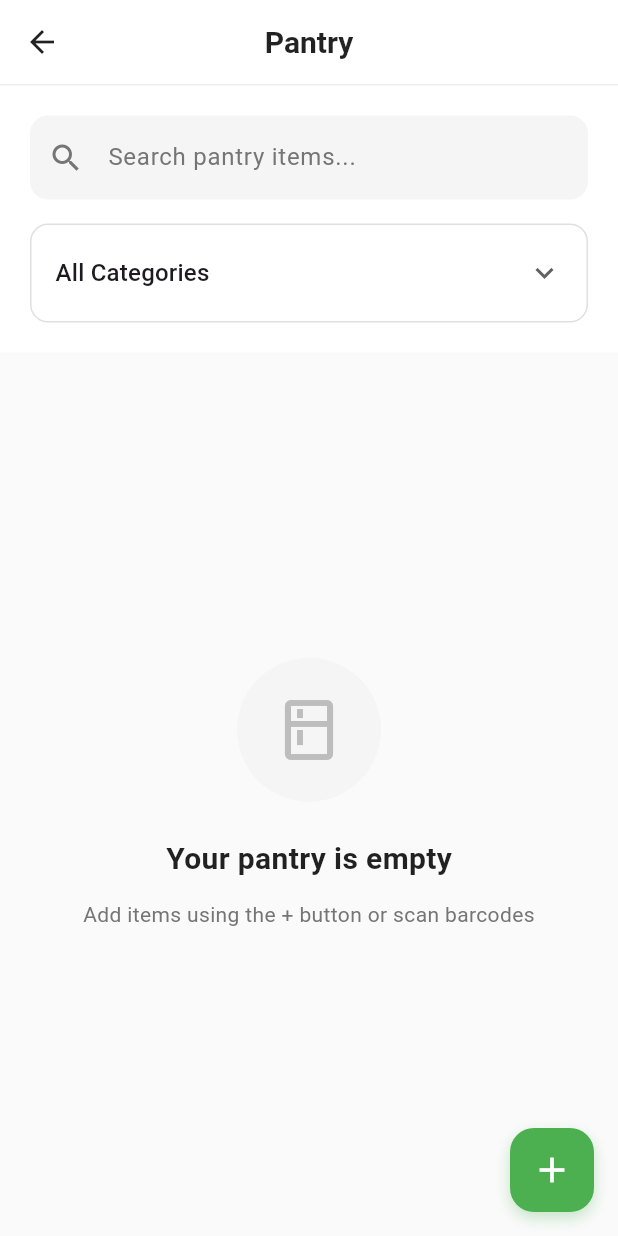
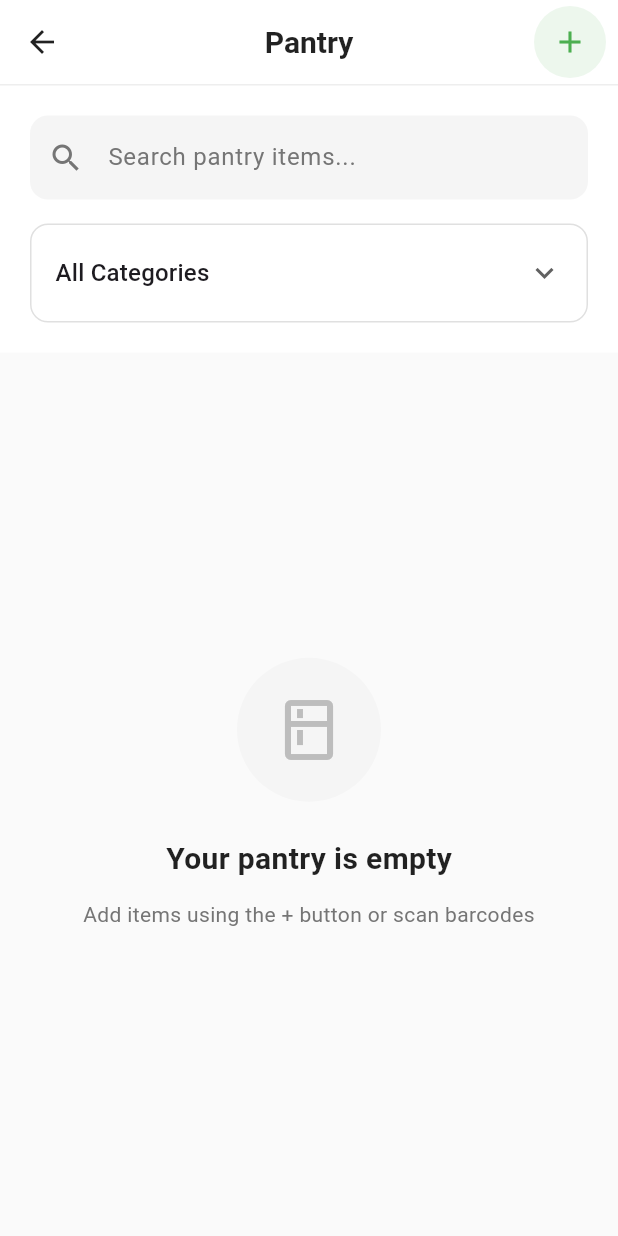
Before and after one commit to KCUkeka/grubypro, a Flutter app: the PantryScreen screen opened directly, on a phone screen of 412 x 824 dp. Run offline on Flutter 3.47's test engine with Material 3 defaults, Android fonts, the phone set to English and light mode, and no system bars; our stand-ins replace csv, flutter_dotenv, permission_handler, sqflite, supabase_flutter; accounts and stored records are empty.

Commit message:
relocated add button

```diff
--- a/lib/screens/gruby/pantry_screen.dart
+++ b/lib/screens/gruby/pantry_screen.dart
@@ -26,7 +26,7 @@ class _PantryScreenState extends State<PantryScreen> {
     'Meat',
     'Dry Goods',
     'Baking',
-    'Other'
+    'Other',
   ];
 
   @override
@@ -572,11 +572,18 @@ class _PantryScreenState extends State<PantryScreen> {
         elevation: 0,
         centerTitle: true,
         actions: [
+          // Add Item button
           Container(
             margin: const EdgeInsets.only(right: 8),
             decoration: BoxDecoration(
               color: const Color(0xFF4CAF50).withOpacity(0.1),
               shape: BoxShape.circle,
+            ),
+            child: IconButton(
+              icon: const Icon(Icons.add),
+              color: const Color(0xFF4CAF50),
+              onPressed: _showAddItemDialog,
+              tooltip: 'Add Pantry Item',
             ),
           ),
         ],
@@ -690,25 +697,6 @@ class _PantryScreenState extends State<PantryScreen> {
                       ),
             ),
           ],
-        ),
-      ),
-      floatingActionButton: Container(
-        decoration: BoxDecoration(
-          color: const Color(0xFF4CAF50),
-          borderRadius: BorderRadius.circular(16),
-          boxShadow: [
-            BoxShadow(
-              color: const Color(0xFF4CAF50).withOpacity(0.3),
-              blurRadius: 8,
-              offset: const Offset(0, 4),
-            ),
-          ],
-        ),
-        child: FloatingActionButton(
-          onPressed: () => _showAddItemDialog(),
-          backgroundColor: Colors.transparent,
-          elevation: 0,
-          child: const Icon(Icons.add, color: Colors.white, size: 28),
         ),
       ),
     );
```
